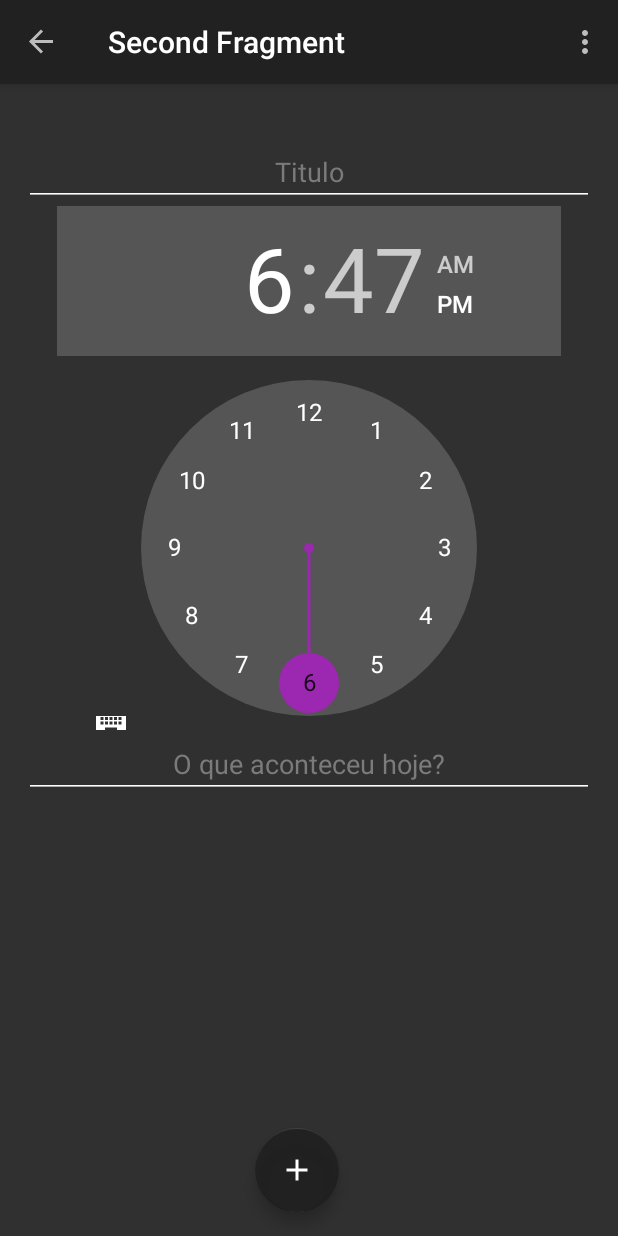
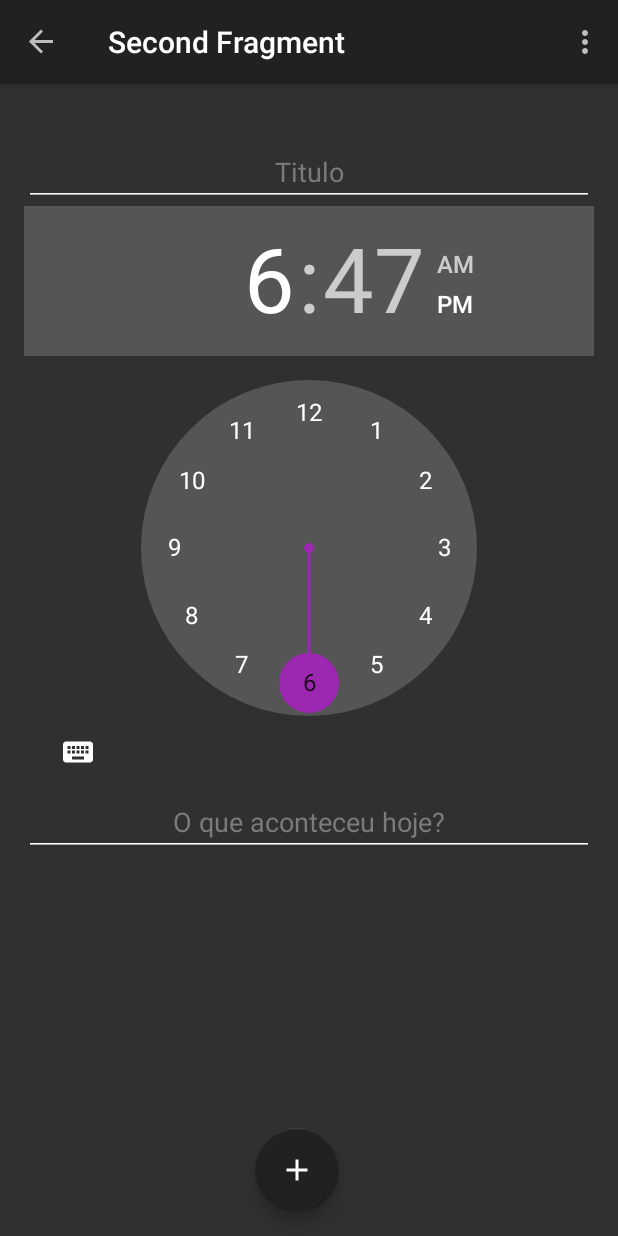
Before and after one commit to geovane0568285140/Di-rio, an Android app: the EditDailyFragment screen opened through its navigation route, on a phone screen of 412 x 824 dp. Run offline under Robolectric (Android 15) with nearby library versions, the phone set to English and light mode, and no system bars; our stand-ins replace Room's generated code, navigation-ui.

Commit message:
correcting some errors

```diff
--- a/app/src/main/java/com/example/dirio/Repository/DailyDataBase.kt
+++ b/app/src/main/java/com/example/dirio/Repository/DailyDataBase.kt
@@ -16,7 +16,6 @@ abstract class DailyDataBase: RoomDatabase() {
     companion object {
 
         private lateinit var INSTANCE: DailyDataBase
-
         fun getDataBAse(context: Context):DailyDataBase {
             if (!::INSTANCE.isInitialized){
                 synchronized(DailyEntitie::class.java){
--- a/app/src/main/java/com/example/dirio/adapter/DiariesAdapter.kt
+++ b/app/src/main/java/com/example/dirio/adapter/DiariesAdapter.kt
@@ -16,7 +16,7 @@ class DiariesAdapter: RecyclerView.Adapter<DiariesViewHolder>() {
 
     override fun onCreateViewHolder(parent: ViewGroup, viewType: Int): DiariesViewHolder {
         val item = RowDailyBinding.inflate(LayoutInflater.from(parent.context), parent, false)
-        return DiariesViewHolder(item)
+        return DiariesViewHolder(item, listenerFragment)
     }
 
     override fun onBindViewHolder(holder: DiariesViewHolder, position: Int) {
--- a/app/src/main/java/com/example/dirio/view/DiariesFragment.kt
+++ b/app/src/main/java/com/example/dirio/view/DiariesFragment.kt
@@ -11,6 +11,7 @@ import androidx.fragment.app.viewModels
 import androidx.lifecycle.ViewModelProvider
 import androidx.navigation.fragment.findNavController
 import androidx.recyclerview.widget.LinearLayoutManager
+import com.example.dirio.R
 import com.example.dirio.adapter.DiariesAdapter
 import com.example.dirio.databinding.FragmentDiariesBinding
 import com.example.dirio.listener.ListenerFragment
@@ -34,10 +35,10 @@ class DiariesFragment : Fragment() {
 
         binding.recyclerviewDiaries.layoutManager = LinearLayoutManager(context)
         binding.recyclerviewDiaries.adapter = adpter
-        adpter.getListener(object : ListenerFragment{
+        adpter.getListener(object : ListenerFragment {
 
             override fun editDaily(id: Int) {
-val disk = "so pra dizer"
+                findNavController().navigate(R.id.action_FirstFragment_to_SecondFragment)
             }
 
             override fun deleteDaiyl(id: Int) {
@@ -46,7 +47,6 @@ val disk = "so pra dizer"
 
         })
 
-        viewModel.getALL()
         observe()
 
         return binding.root
@@ -70,8 +70,9 @@ val disk = "so pra dizer"
         _binding = null
     }
 
-    private fun observe(){
-        viewModel.observeListaDaily.observe(viewLifecycleOwner
+    private fun observe() {
+        viewModel.observeListaDaily.observe(
+            viewLifecycleOwner
         ) {
             adpter.update(it)
         }
--- a/app/src/main/res/layout/fragment_edit_daily.xml
+++ b/app/src/main/res/layout/fragment_edit_daily.xml
@@ -29,8 +29,8 @@
 
         <TimePicker
             android:id="@+id/time_Date"
-            android:layout_width="336dp"
-            android:layout_height="349dp"
+            android:layout_width="0dp"
+            android:layout_height="wrap_content"
             android:keepScreenOn="false"
             android:keyboardNavigationCluster="false"
             android:numbersSelectorColor="#9C27B0"
--- a/app/src/main/res/layout/row_daily.xml
+++ b/app/src/main/res/layout/row_daily.xml
@@ -5,6 +5,7 @@
     android:orientation="horizontal"
     android:paddingHorizontal="14dp"
     android:paddingVertical="6dp"
+    android:id="@+id/liner_rowDaily"
     >
 
     <TextView
--- a/gradle/libs.versions.toml
+++ b/gradle/libs.versions.toml
@@ -1,5 +1,5 @@
 [versions]
-agp = "8.5.0"
+agp = "8.5.2"
 kotlin = "1.9.10"
 coreKtx = "1.15.0"
 junit = "4.13.2"
```
Also changed, not shown: app/src/main/java/com/example/dirio/Repository/Converters.kt (+5 -4 lines), app/src/main/java/com/example/dirio/view/viewHolder/DiariesViewHolder.kt (+14 -1 lines).
